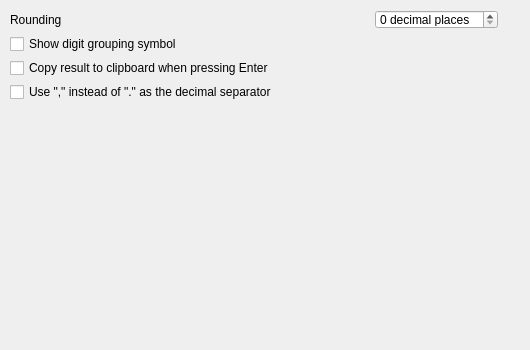
Before: the Qt Designer form plugins/calcy/dlg.ui in samsonwang/LaunchyQt, drawn with Qt 5.
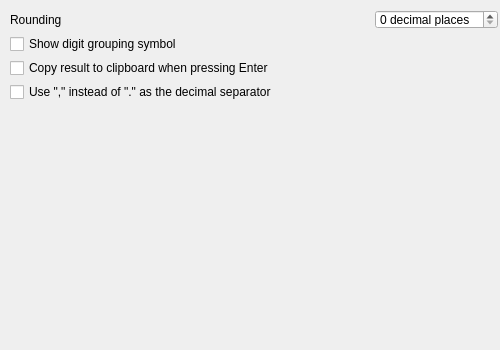
After: the same form once the commit is applied.

Commit message: shrink Calcy plugin setup dialog width

```diff
--- a/plugins/calcy/dlg.ui
+++ b/plugins/calcy/dlg.ui
@@ -6,13 +6,13 @@
    <rect>
     <x>0</x>
     <y>0</y>
-    <width>530</width>
+    <width>500</width>
     <height>350</height>
    </rect>
   </property>
   <property name="minimumSize">
    <size>
-    <width>530</width>
+    <width>500</width>
     <height>350</height>
    </size>
   </property>
```
